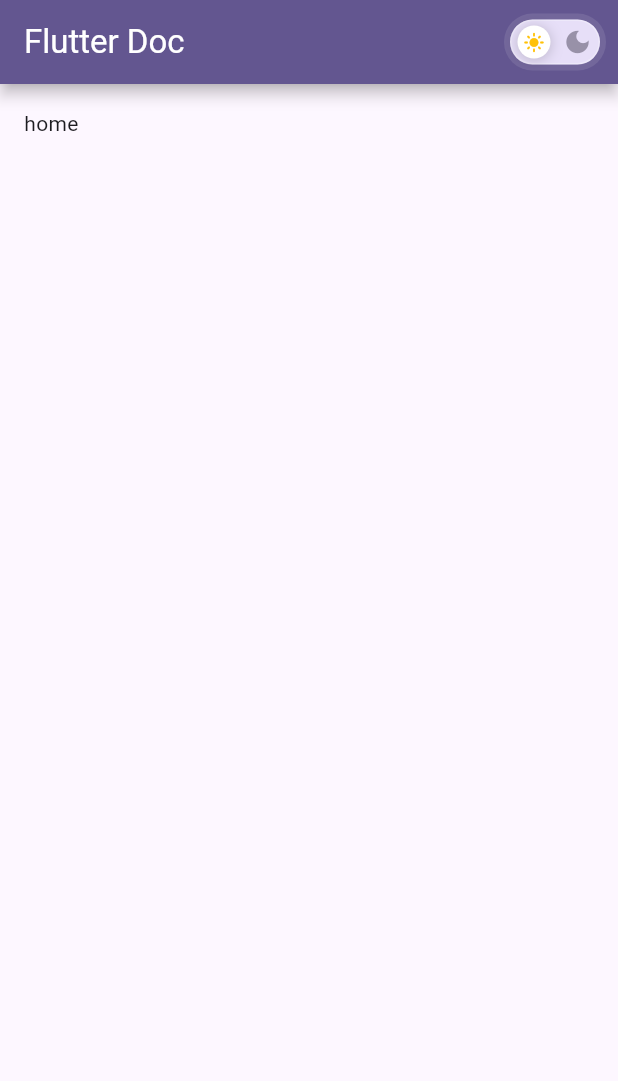
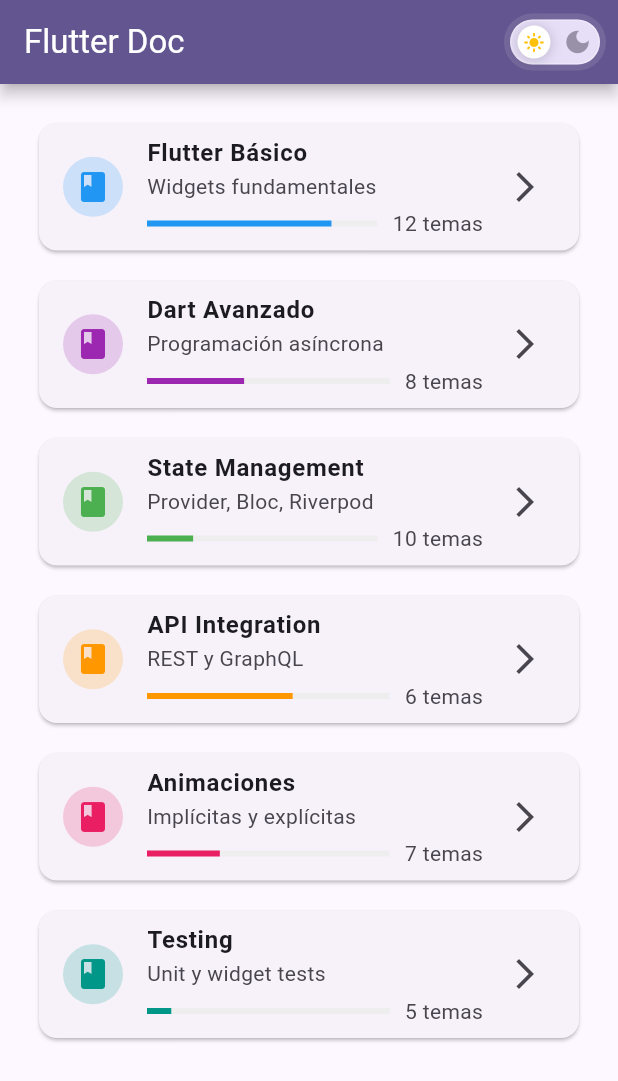
Before and after one commit to rls1990/doc_flutter, a Flutter app: the screen it shows after launch, on a phone screen of 412 x 824 dp. Shown: the top 1081 px of the screen. Run offline on Flutter 3.47's test engine with Material 3 defaults, Android fonts, the phone set to English and light mode, and no system bars; our stand-ins replace go_router.

Commit message:
TopicRepository, Topic model, ListView.builder

```diff
--- /dev/null
+++ b/lib/data/models/topic_model.dart
@@ -0,0 +1,17 @@
+import 'package:flutter/material.dart';
+
+class Topic {
+  final String title;
+  final String subtitle;
+  final double progress;
+  final int topics;
+  final Color color;
+
+  const Topic({
+    required this.title,
+    required this.subtitle,
+    required this.progress,
+    required this.topics,
+    required this.color,
+  });
+}
--- /dev/null
+++ b/lib/data/repositories/topic_repository.dart
@@ -0,0 +1,51 @@
+import 'package:flutter/material.dart';
+import '../models/topic_model.dart';
+
+class TopicRepository {
+  static List<Topic> getTopics() {
+    return [
+      Topic(
+        title: 'Flutter Básico',
+        subtitle: 'Widgets fundamentales',
+        progress: 0.8,
+        topics: 12,
+        color: Colors.blue,
+      ),
+      Topic(
+        title: 'Dart Avanzado',
+        subtitle: 'Programación asíncrona',
+        progress: 0.4,
+        topics: 8,
+        color: Colors.purple,
+      ),
+      Topic(
+        title: 'State Management',
+        subtitle: 'Provider, Bloc, Riverpod',
+        progress: 0.2,
+        topics: 10,
+        color: Colors.green,
+      ),
+      Topic(
+        title: 'API Integration',
+        subtitle: 'REST y GraphQL',
+        progress: 0.6,
+        topics: 6,
+        color: Colors.orange,
+      ),
+      Topic(
+        title: 'Animaciones',
+        subtitle: 'Implícitas y explícitas',
+        progress: 0.3,
+        topics: 7,
+        color: Colors.pink,
+      ),
+      Topic(
+        title: 'Testing',
+        subtitle: 'Unit y widget tests',
+        progress: 0.1,
+        topics: 5,
+        color: Colors.teal,
+      ),
+    ];
+  }
+}
--- a/lib/screens/home_screen.dart
+++ b/lib/screens/home_screen.dart
@@ -1,4 +1,6 @@
 import 'package:doc_flutter/core/layouts/main_layout.dart';
+import 'package:doc_flutter/data/repositories/topic_repository.dart';
+import 'package:doc_flutter/widgets/topic_card.dart';
 import 'package:flutter/material.dart';
 
 class HomeScreen extends StatelessWidget {
@@ -6,10 +8,21 @@
 
   @override
   Widget build(BuildContext context) {
-    // final colors = Theme.of(context).colorScheme;
-    // final themeProvider = Provider.of<ThemeProvider>(context, listen: true);
-    // final isDarkMode = themeProvider.isDarkMode;
-
-    return MainLayout(child: Column(children: [Text("home")]));
+    final topics = TopicRepository.getTopics(); // Obtiene los datos
+    return MainLayout(
+      child: ListView.builder(
+        itemCount: topics.length,
+        itemBuilder: (context, index) {
+          final topic = topics[index];
+          return TopicCard(
+            title: topic.title,
+            subtitle: topic.subtitle,
+            progress: topic.progress,
+            topics: topic.topics,
+            color: topic.color,
+          );
+        },
+      ),
+    );
   }
 }
--- /dev/null
+++ b/lib/widgets/topic_card.dart
@@ -0,0 +1,57 @@
+import 'package:flutter/material.dart';
+
+class TopicCard extends StatelessWidget {
+  final String title;
+  final String subtitle;
+  final double progress;
+  final int topics;
+  final Color color;
+
+  const TopicCard({
+    super.key,
+    required this.title,
+    required this.subtitle,
+    required this.topics,
+    this.color = Colors.blueAccent,
+    this.progress = 0,
+  });
+
+  @override
+  Widget build(BuildContext context) {
+    return Card(
+      margin: const EdgeInsets.all(10),
+      child: ListTile(
+        leading: CircleAvatar(
+          // ignore: deprecated_member_use
+          backgroundColor: color.withOpacity(0.2),
+          child: Icon(Icons.book, color: color),
+        ),
+        title: Text(title, style: const TextStyle(fontWeight: FontWeight.bold)),
+        subtitle: Column(
+          crossAxisAlignment: CrossAxisAlignment.start,
+          children: [
+            Text(subtitle),
+            const SizedBox(height: 5),
+            Row(
+              children: [
+                Expanded(
+                  child: LinearProgressIndicator(
+                    value: progress,
+                    backgroundColor: Colors.grey[200],
+                    color: color,
+                  ),
+                ),
+                const SizedBox(width: 10),
+                Text('$topics temas'),
+              ],
+            ),
+          ],
+        ),
+        trailing: const Icon(Icons.arrow_forward_ios),
+        onTap: () {
+          // Navegar a subtemas
+        },
+      ),
+    );
+  }
+}
```
